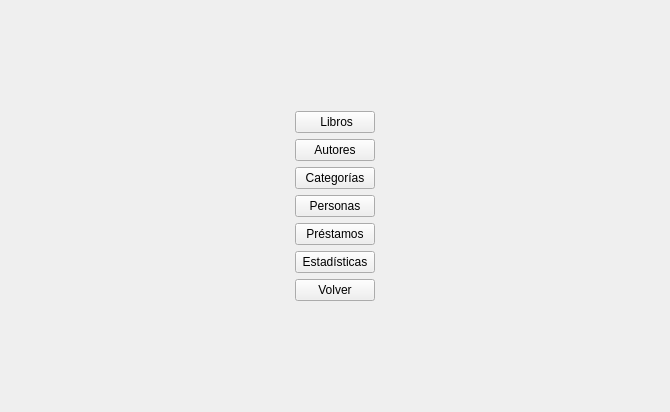
Before: the Qt Designer form ui/main.ui in ElNeaIsLove/Biblioteca, drawn with Qt 5.
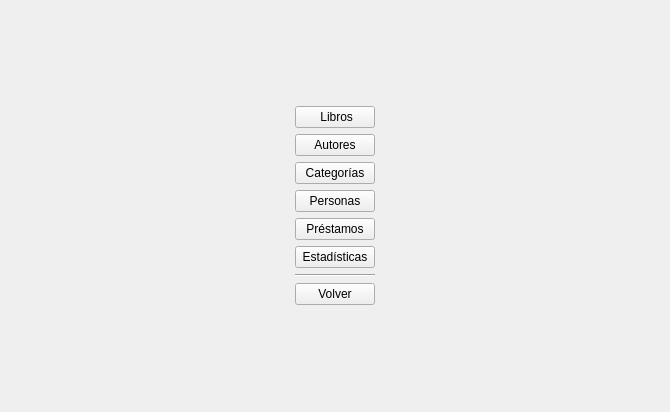
After: the same form once the commit is applied. The open tabs and pages were chosen to show the change.

```diff
--- a/ui/main.ui
+++ b/ui/main.ui
@@ -392,6 +392,13 @@
               </property>
              </widget>
             </item>
+            <item>
+             <widget class="Line" name="line">
+              <property name="orientation">
+               <enum>Qt::Horizontal</enum>
+              </property>
+             </widget>
+            </item>
             <item>
              <widget class="QPushButton" name="pushButton_10">
               <property name="text">
```
Left out of the diff: 44 changed lines with no effect on the pictures.
